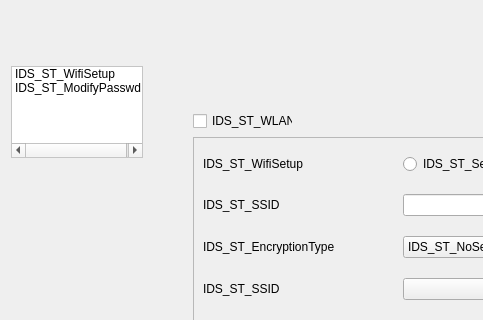
lzk/richovop, file setting.ui: the form before one commit; both pictures show x 0 to 483 and y 0 to 320 of the 894 by 665 pixel window.
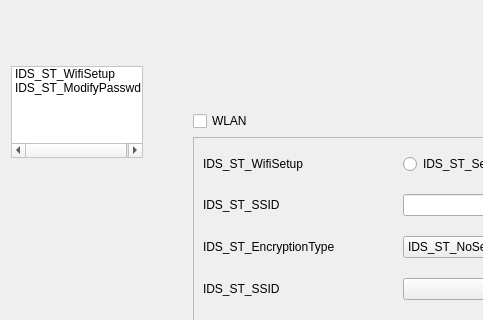
The form after the commit.

```diff
--- a/setting.ui
+++ b/setting.ui
@@ -122,7 +122,7 @@
              <enum>Qt::NoFocus</enum>
             </property>
             <property name="text">
-             <string>IDS_ST_WLAN</string>
+             <string notr="true">WLAN</string>
             </property>
            </widget>
           </item>
```
